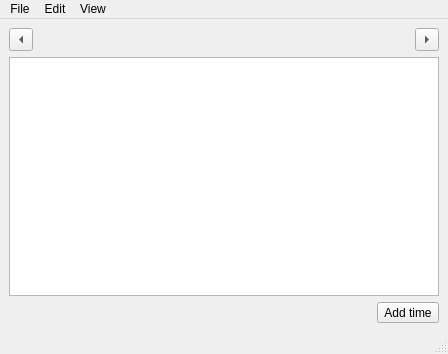
Before: the Qt Designer form ui/task_view.ui in emanuelen5/qt-playground, drawn with Qt 5.
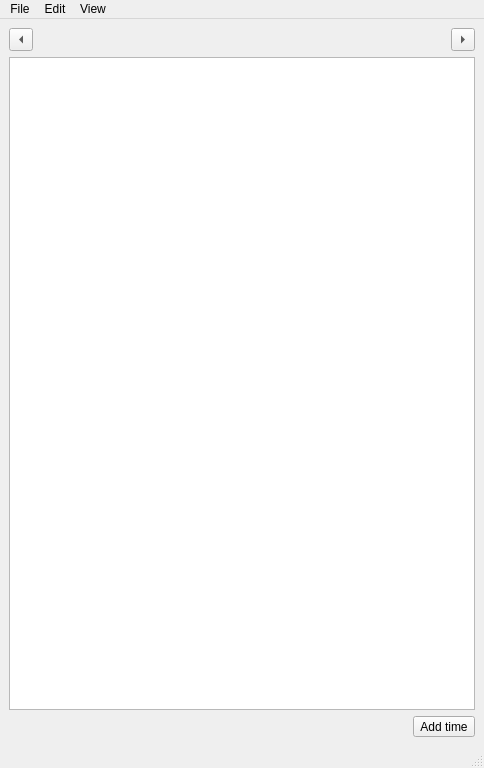
After: the same form once the commit is applied. Icons and pictures are not drawn.

Commit message: Coloring rows based on date + small other visuals

What changed in the file:
```diff
--- a/ui/task_view.ui
+++ b/ui/task_view.ui
@@ -6,8 +6,8 @@
    <rect>
     <x>0</x>
     <y>0</y>
-    <width>448</width>
-    <height>354</height>
+    <width>484</width>
+    <height>768</height>
    </rect>
   </property>
   <property name="windowTitle">
@@ -101,7 +101,7 @@
     <rect>
      <x>0</x>
      <y>0</y>
-     <width>448</width>
+     <width>484</width>
      <height>22</height>
     </rect>
    </property>
```
Left out of the diff: 22 changed lines with no effect on the pictures. The commit also changes 1 other file.
